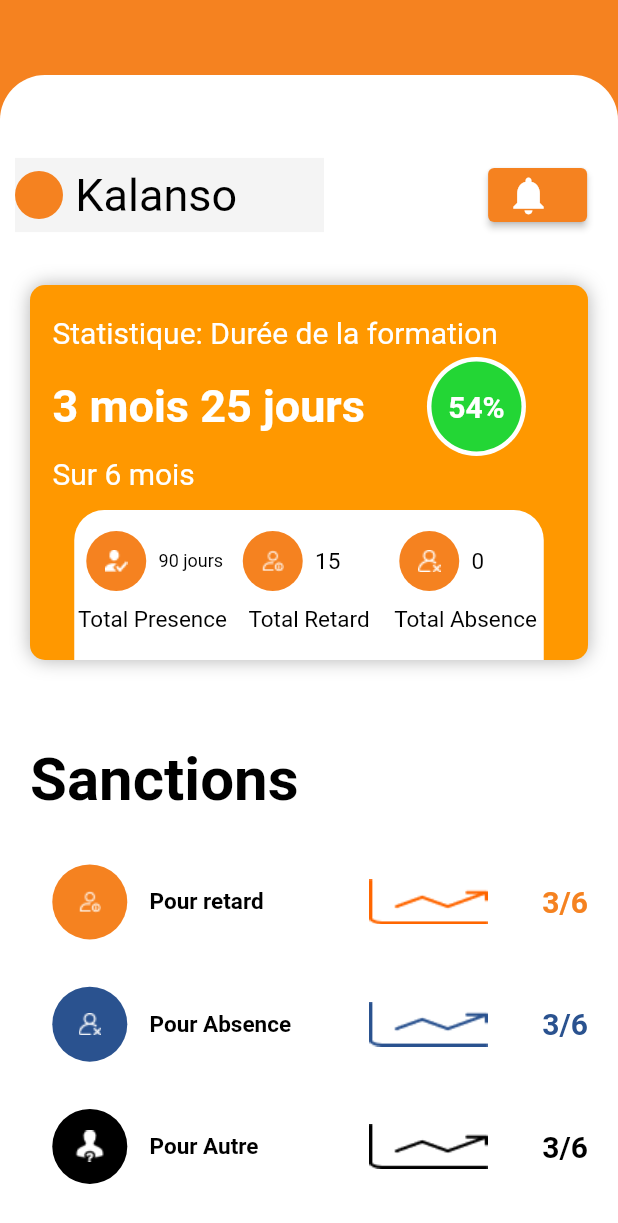
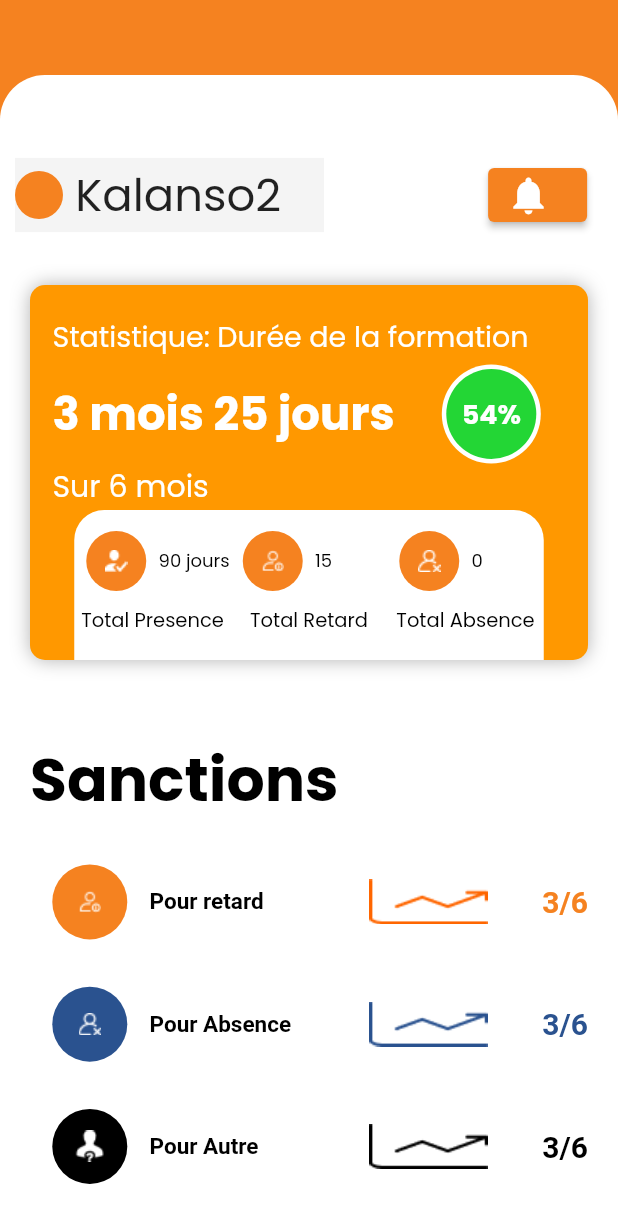
Before and after one commit to Adjaratou7894/pointageflutter, a Flutter app: the Accueil screen opened directly, on a phone screen of 412 x 824 dp. Shown: the top 1223 px of the screen. Run offline on Flutter 3.47's test engine with Material 2 defaults, Android fonts, the light colour scheme and no system bars; our stand-ins replace font_awesome_flutter, geolocator, google_fonts, lottie, quickalert and 1 more; missing offline and left inert: dart:ffi; Roboto replaces fonts that are missing (DayRoman).

```diff
--- a/lib/accueil.dart
+++ b/lib/accueil.dart
@@ -1,6 +1,7 @@
 import 'package:flutter/material.dart';
 import 'package:font_awesome_flutter/font_awesome_flutter.dart';
 import 'package:pointageflutter/notification.dart';
+import 'package:google_fonts/google_fonts.dart';
 
 class Accueil extends StatefulWidget {
   const Accueil({super.key});
@@ -63,12 +64,12 @@ class _AccueilState extends State<Accueil> {
                               width: largeur * 0.02,
                             ),
                             Text(
-                              'Kalanso',
-                              style: TextStyle(
+                              'Kalanso2',
+                              style: GoogleFonts.poppins(
+                                textStyle: const TextStyle(
                                   fontSize: 30,
                                   // fontWeight: FontWeight.bold,
-                                color: Colors.black,
-                                fontFamily: 'DayRoman',
+                                ),
                               ),
                             )
                           ],
@@ -143,12 +144,14 @@ class _AccueilState extends State<Accueil> {
                           Container(
                             alignment: Alignment.centerLeft,
                             margin: const EdgeInsets.only(top: 20),
-                            child: const Text(
+                            child: Text(
                               'Statistique: Durée de la formation',
-                              style: TextStyle(
-                                fontSize: 20,
+                              style: GoogleFonts.poppins(
+                                textStyle: const TextStyle(
+                                  fontSize: 19,
+                                  // fontWeight: FontWeight.bold,
                                   color: Colors.white,
-                                fontFamily: 'DayRoman',
+                                ),
                               ),
                             ),
                           ),
@@ -157,14 +160,15 @@ class _AccueilState extends State<Accueil> {
                           ),
                           Container(
                             child: Row(
-                              children: const [
+                              children: [
                                 Text(
                                   '3 mois 25 jours',
-                                  style: TextStyle(
+                                  style: GoogleFonts.poppins(
+                                    textStyle: const TextStyle(
                                       fontSize: 30,
                                       fontWeight: FontWeight.bold,
                                       color: Colors.white,
-                                    fontFamily: 'DayRoman',
+                                    ),
                                   ),
                                 ),
                                 Expanded(
@@ -176,11 +180,12 @@ class _AccueilState extends State<Accueil> {
                                       radius: 30.0,
                                       child: Text(
                                         '54%',
-                                        style: TextStyle(
-                                          fontSize: 20,
+                                        style: GoogleFonts.poppins(
+                                          textStyle: const TextStyle(
+                                            fontSize: 18,
                                             fontWeight: FontWeight.bold,
                                             color: Colors.white,
-                                          fontFamily: 'DayRoman',
+                                          ),
                                         ),
                                       ),
                                     ),
@@ -192,12 +197,14 @@ class _AccueilState extends State<Accueil> {
                           Container(
                             alignment: Alignment.centerLeft,
                             // margin: const EdgeInsets.only(top: 5),
-                            child: const Text(
+                            child: Text(
                               'Sur 6 mois ',
-                              style: TextStyle(
+                              style: GoogleFonts.poppins(
+                                textStyle: const TextStyle(
                                   fontSize: 20,
+                                  // fontWeight: FontWeight.bold,
                                   color: Colors.white,
-                                fontFamily: 'DayRoman',
+                                ),
                               ),
                             ),
                           )
@@ -244,14 +251,15 @@ class _AccueilState extends State<Accueil> {
                                           SizedBox(
                                             width: largeur * 0.02,
                                           ),
-                                          const Expanded(
+                                          Expanded(
                                             child: Text(
                                               '90 jours',
-                                              style: TextStyle(
+                                              style: GoogleFonts.poppins(
+                                                textStyle: const TextStyle(
                                                   fontSize: 12,
                                                   // fontWeight: FontWeight.bold,
                                                   color: Colors.black,
-                                                fontFamily: 'DayRoman',
+                                                ),
                                               ),
                                             ),
                                           ),
@@ -259,15 +267,14 @@ class _AccueilState extends State<Accueil> {
                                       ),
                                     ),
                                     SizedBox(height: 10),
-                                    const Text(
-                                      "Total Presence",
-                                      style: TextStyle(
-                                        fontSize: 15,
+                                    Text("Total Presence",
+                                        style: GoogleFonts.poppins(
+                                          textStyle: const TextStyle(
+                                            fontSize: 13,
                                             // fontWeight: FontWeight.bold,
                                             color: Colors.black,
-                                        fontFamily: 'DayRoman',
                                           ),
-                                    )
+                                        ))
                                   ]),
                                 ),
                               ),
@@ -295,28 +302,28 @@ class _AccueilState extends State<Accueil> {
                                           SizedBox(
                                             width: largeur * 0.02,
                                           ),
-                                          const Expanded(
-                                            child: Text(
-                                              '15',
-                                              style: TextStyle(
-                                                fontSize: 15,
+                                          Expanded(
+                                            child: Text('15',
+                                                style: GoogleFonts.poppins(
+                                                  textStyle: const TextStyle(
+                                                    fontSize: 12,
                                                     // fontWeight: FontWeight.bold,
                                                     color: Colors.black,
-                                                fontFamily: 'DayRoman',
                                                   ),
-                                            ),
+                                                )),
                                           ),
                                         ],
                                       ),
                                     ),
                                     SizedBox(height: 10),
-                                    const Text(
+                                    Text(
                                       "Total Retard",
-                                      style: TextStyle(
-                                        fontSize: 15,
+                                      style: GoogleFonts.poppins(
+                                        textStyle: const TextStyle(
+                                          fontSize: 13,
                                           // fontWeight: FontWeight.bold,
                                           color: Colors.black,
-                                        fontFamily: 'DayRoman',
+                                        ),
                                       ),
                                     )
                                   ]),
@@ -346,30 +353,28 @@ class _AccueilState extends State<Accueil> {
                                           SizedBox(
                                             width: largeur * 0.02,
                                           ),
-                                          const Expanded(
-                                            child: Text(
-                                              '0',
-                                              style: TextStyle(
-                                                fontSize: 15,
+                                          Expanded(
+                                            child: Text('0',
+                                                style: GoogleFonts.poppins(
+                                                  textStyle: const TextStyle(
+                                                    fontSize: 12,
                                                     // fontWeight: FontWeight.bold,
                                                     color: Colors.black,
-                                                fontFamily: 'DayRoman',
                                                   ),
-                                            ),
+                                                )),
                                           ),
                                         ],
                                       ),
                                     ),
                                     SizedBox(height: 10),
-                                    const Text(
-                                      "Total Absence",
-                                      style: TextStyle(
-                                        fontSize: 15,
+                                    Text("Total Absence",
+                                        style: GoogleFonts.poppins(
+                                          textStyle: const TextStyle(
+                                            fontSize: 13,
                                             // fontWeight: FontWeight.bold,
                                             color: Colors.black,
-                                        fontFamily: 'DayRoman',
                                           ),
-                                    )
+                                        ))
                                   ]),
                                 ),
                               )
@@ -395,14 +400,14 @@ class _AccueilState extends State<Accueil> {
                       //                       MainAxisAlignment.spaceBetween,
                       alignment: Alignment.centerLeft,
 
-                      child: const Text(
+                      child: Text(
                         "Sanctions",
-                        style: TextStyle(
+                        style: GoogleFonts.poppins(
+                            textStyle: const TextStyle(
                           fontSize: 40,
                           fontWeight: FontWeight.bold,
                           color: Colors.black,
-                          fontFamily: 'DayRoman',
-                        ),
+                        )),
                       ),
                     )),
                     Expanded(
```
Also changed, not shown: lib/historiqueDemande.dart (+44 -7 lines), lib/menuTabBar.dart (+85 -30 lines), 1 other file. Lines whose indentation alone changed are shown as unchanged.
